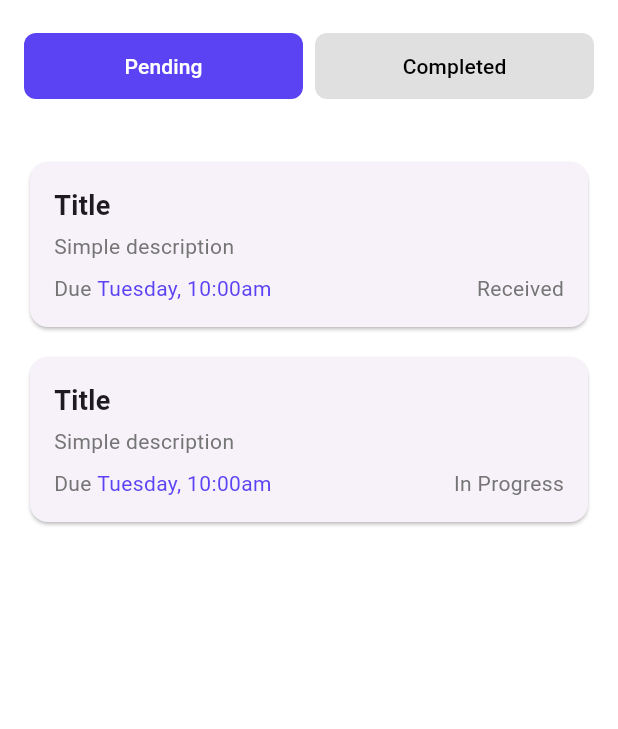
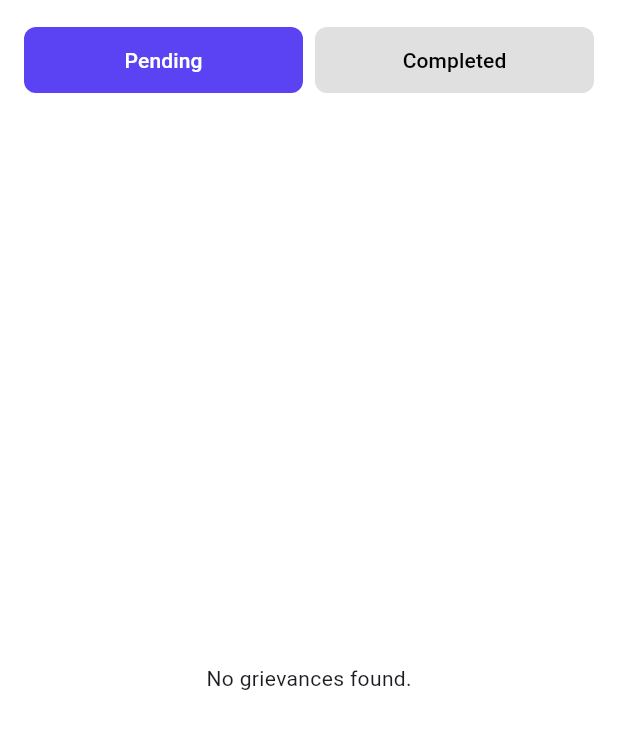
Before and after one commit to yxiang921/grievance-management-mobile, a Flutter app: the GrievanceHistoryScreen screen opened directly, on a phone screen of 412 x 824 dp. Shown: the top 729 px of the screen. Run offline on Flutter 3.47's test engine with Material 3 defaults, Android fonts, the phone set to English and light mode, and no system bars; our stand-ins replace fl_chart, flutter_secure_storage, image_picker; accounts and stored records are empty; network calls fail; Roboto replaces fonts that are missing (SF Pro Display).

Commit message:
Feat: show history grievance

```diff
--- a/lib/providers/grievance_provider.dart
+++ b/lib/providers/grievance_provider.dart
@@ -15,7 +15,7 @@ class GrievanceProvider with ChangeNotifier {
         .length;
   }
 
-  int get inProgressGrievances{
+  int get inProgressGrievances {
     return _grievances
         .where((grievance) => grievance.status.toLowerCase() == 'in progress')
         .length;
@@ -27,6 +27,12 @@ class GrievanceProvider with ChangeNotifier {
         .length;
   }
 
+  List<Grievance> get receivedGrievancesList =>
+      _grievances.where((g) => g.status.toLowerCase() == 'received').toList();
+
+  List<Grievance> get closedGrievancesList =>
+      _grievances.where((g) => g.status.toLowerCase() == 'closed').toList();
+
   Future<void> loadGrievances() async {
     try {
       _grievances = await _apiService.fetchGrievances();
--- a/lib/screens/grievance_history_screen.dart
+++ b/lib/screens/grievance_history_screen.dart
@@ -1,7 +1,9 @@
 import 'package:flutter/material.dart';
+import 'package:grievance_mobile/models/grievance.dart';
+import 'package:grievance_mobile/providers/grievance_provider.dart';
 import 'package:grievance_mobile/screens/grievance_detail_screen.dart';
-import 'package:grievance_mobile/screens/home_screen.dart';
 import 'package:grievance_mobile/utils/colors.dart';
+import 'package:provider/provider.dart';
 
 class GrievanceHistoryScreen extends StatefulWidget {
   const GrievanceHistoryScreen({Key? key}) : super(key: key);
@@ -14,12 +16,26 @@ class _GrievanceHistoryScreenState extends State<GrievanceHistoryScreen> {
   bool showPending = true;
 
   @override
+  void initState() {
+    super.initState();
+    WidgetsBinding.instance.addPostFrameCallback((_) {
+      Provider.of<GrievanceProvider>(context, listen: false).loadGrievances();
+    });
+  }
+
+  @override
   Widget build(BuildContext context) {
+    final grievanceProvider = Provider.of<GrievanceProvider>(context);
+    final grievances = showPending
+        ? grievanceProvider.receivedGrievancesList
+        : grievanceProvider.closedGrievancesList;
+
     return Scaffold(
       body: Column(
         children: [
+          // Tab buttons for filtering grievances
           Container(
-            padding: const EdgeInsets.symmetric(horizontal: 16, vertical: 20),
+            padding: const EdgeInsets.symmetric(horizontal: 16, vertical: 16),
             child: Row(
               children: [
                 _buildTabButton('Pending', showPending),
@@ -28,31 +44,24 @@ class _GrievanceHistoryScreenState extends State<GrievanceHistoryScreen> {
               ],
             ),
           ),
+          // List of grievances
           Expanded(
-            child: ListView(
-              padding: const EdgeInsets.all(16),
-              children: [
-                _buildGrievanceCard(
-                  'Title',
-                  'Simple description',
-                  'Tuesday, 10:00am',
-                  'Received',
-                ),
-                const SizedBox(height: 12),
-                _buildGrievanceCard(
-                  'Title',
-                  'Simple description',
-                  'Tuesday, 10:00am',
-                  'In Progress',
-                ),
-              ],
-            ),
+            child: grievances.isEmpty
+                ? const Center(child: Text('No grievances found.'))
+                : ListView.builder(
+                    padding: const EdgeInsets.symmetric(horizontal: 16),
+                    itemCount: grievances.length,
+                    itemBuilder: (context, index) {
+                      return _buildGrievanceCard(grievances[index]);
+                    },
+                  ),
           ),
         ],
       ),
     );
   }
 
+  // Tab button widget
   Widget _buildTabButton(String text, bool isSelected) {
     return Expanded(
       child: TextButton(
@@ -80,18 +89,15 @@ class _GrievanceHistoryScreenState extends State<GrievanceHistoryScreen> {
     );
   }
 
-  Widget _buildGrievanceCard(
-    String title,
-    String description,
-    String dueDate,
-    String status,
-  ) {
+  // Grievance card widget
+  Widget _buildGrievanceCard(Grievance grievance) {
     return GestureDetector(
       onTap: () {
         Navigator.push(
           context,
-          MaterialPageRoute(builder: (context) => HomePage()),
-          // MaterialPageRoute(builder: (context) => const GrievanceDetailsPage()),
+          MaterialPageRoute(
+            builder: (context) => GrievanceDetailsPage(grievance: grievance),
+          ),
         );
       },
       child: Card(
@@ -105,7 +111,7 @@ class _GrievanceHistoryScreenState extends State<GrievanceHistoryScreen> {
             crossAxisAlignment: CrossAxisAlignment.start,
             children: [
               Text(
-                title,
+                grievance.title,
                 style: const TextStyle(
                   fontSize: 18,
                   fontWeight: FontWeight.bold,
@@ -113,7 +119,7 @@ class _GrievanceHistoryScreenState extends State<GrievanceHistoryScreen> {
               ),
               const SizedBox(height: 4),
               Text(
-                description,
+                grievance.description,
                 style: TextStyle(
                   color: Colors.grey[600],
                   fontSize: 14,
@@ -125,15 +131,15 @@ class _GrievanceHistoryScreenState extends State<GrievanceHistoryScreen> {
                 children: [
                   Row(
                     children: [
-                      Text(
+                      const Text(
                         'Due ',
                         style: TextStyle(
-                          color: Colors.grey[600],
+                          color: AppColors.black,
                           fontSize: 14,
                         ),
                       ),
                       Text(
-                        dueDate,
+                        grievance.dueDate.toString(),
                         style: TextStyle(
                           color: AppColors.primaryColor,
                           fontSize: 14,
@@ -142,9 +148,11 @@ class _GrievanceHistoryScreenState extends State<GrievanceHistoryScreen> {
                     ],
                   ),
                   Text(
-                    status,
+                    grievance.status,
                     style: TextStyle(
-                      color: Colors.grey[600],
+                      color: grievance.status.toLowerCase() == 'pending'
+                          ? Colors.orange
+                          : Colors.green,
                       fontSize: 14,
                     ),
                   ),
```
